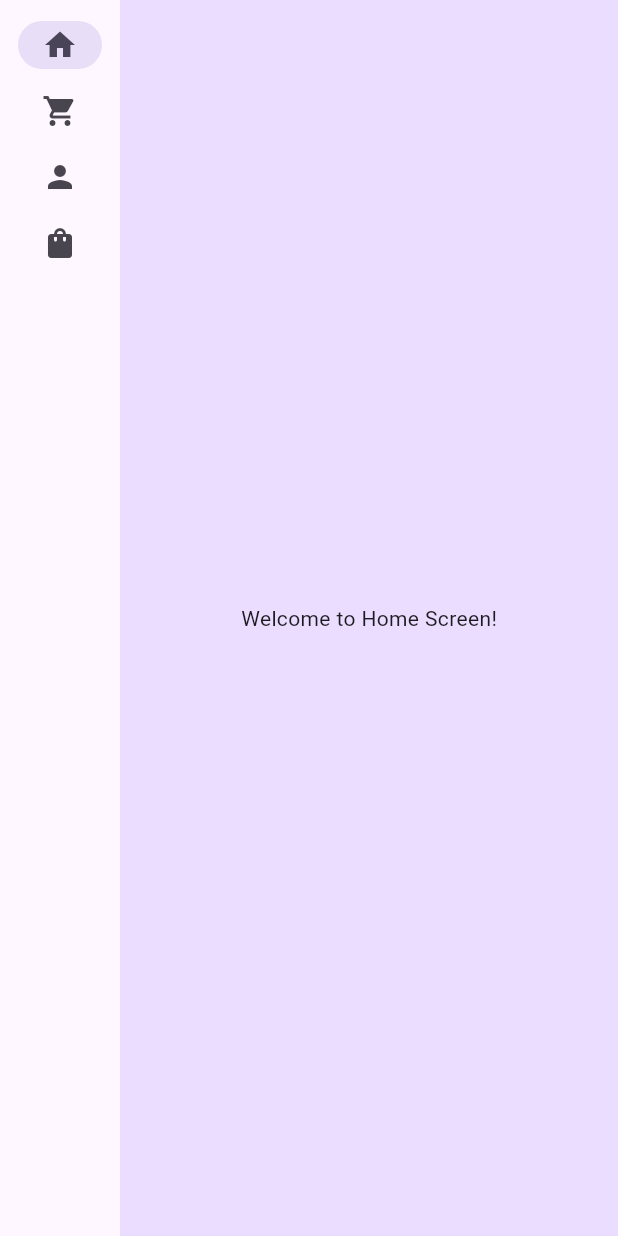
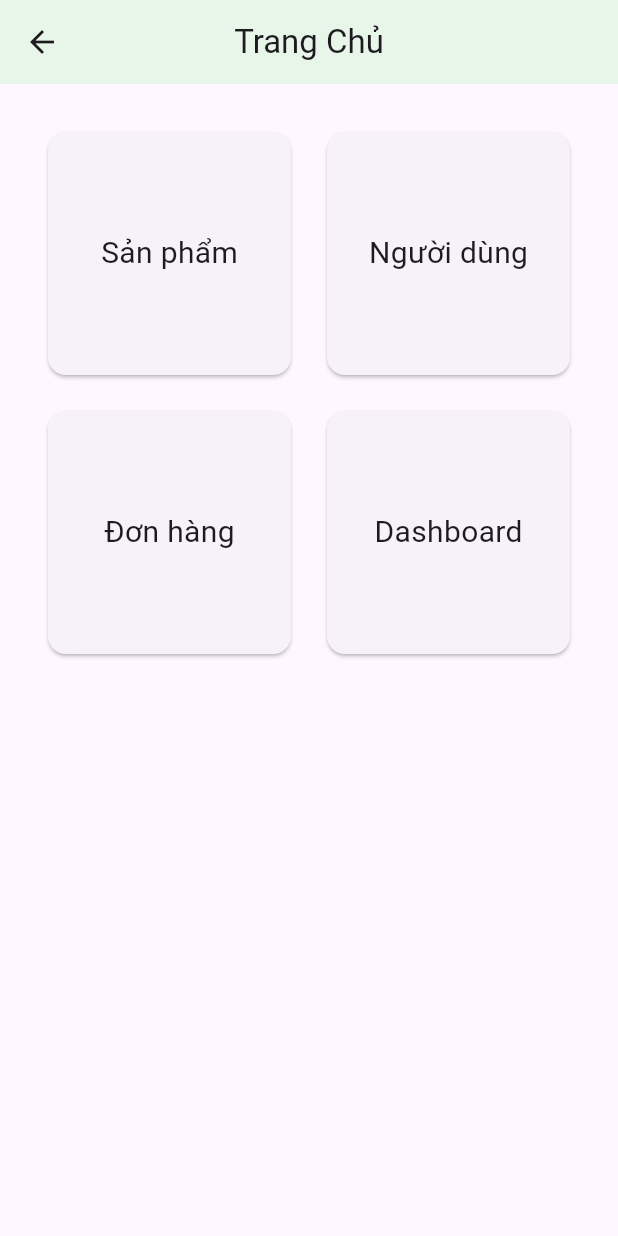
Before and after one commit to kow111/flutter_app_manager, a Flutter app: the HomeScreen screen opened by its route, on a phone screen of 412 x 824 dp. Run offline on Flutter 3.47's test engine with Material 3 defaults, Android fonts, the phone set to English and light mode, and no system bars; our stand-ins replace bloc, flutter_bloc, flutter_secure_storage; accounts and stored records are empty.

```diff
--- /dev/null
+++ b/devtools_options.yaml
@@ -0,0 +1,3 @@
+description: This file stores settings for Dart & Flutter DevTools.
+documentation: https://docs.flutter.dev/tools/devtools/extensions#configure-extension-enablement-states
+extensions:
--- a/lib/main.dart
+++ b/lib/main.dart
@@ -19,7 +19,7 @@ class MyApp extends StatelessWidget {
       ),
       home: const SplashScreen(),
       routes: {
-        '/login': (context) => const LoginScreen(),
+        '/login': (context) => LoginScreen(),
         '/home': (context) => HomeScreen(),
       },
     );
--- /dev/null
+++ b/lib/screens/dashboard/dash_board_screen.dart
@@ -0,0 +1,17 @@
+import 'package:flutter/material.dart';
+
+class DashBoardScreen extends StatelessWidget {
+  const DashBoardScreen({super.key});
+
+  @override
+  Widget build(BuildContext context) {
+    return Scaffold(
+      appBar: AppBar(
+        title: const Text('DashBoard'),
+      ),
+      body: const Center(
+        child: Text('Welcome to DashBoard Screen!'),
+      ),
+    );
+  }
+}
--- a/lib/screens/home_screen.dart
+++ b/lib/screens/home_screen.dart
@@ -1,79 +1,55 @@
+// home_screen.dart
+import 'package:app_manager/screens/dashboard/dash_board_screen.dart';
 import 'package:app_manager/screens/order/order_screen.dart';
 import 'package:app_manager/screens/product/product_screen.dart';
 import 'package:app_manager/screens/user/user_screen.dart';
 import 'package:flutter/material.dart';
 
-class HomeScreen extends StatefulWidget {
-  @override
-  State<HomeScreen> createState() => _HomeScreenState();
-}
-
-class _HomeScreenState extends State<HomeScreen> {
-  var selectedIndex = 0;
+class HomeScreen extends StatelessWidget {
   @override
   Widget build(BuildContext context) {
-    Widget page;
-    //NavigationRail
-    switch (selectedIndex) {
-      case 0:
-        page = Center(
-          child: Text('Welcome to Home Screen!'),
+    return Scaffold(
+      appBar: AppBar(
+        title: Text('Trang Chủ'),
+        centerTitle: true,
+        backgroundColor: Colors.green[50],
+      ),
+      body: Padding(
+        padding: const EdgeInsets.all(20.0),
+        child: GridView.count(
+          crossAxisCount: 2, // Hai cột
+          children: [
+            _buildGridTile(context, 'Sản phẩm', ProductScreen()),
+            _buildGridTile(context, 'Người dùng', UserScreen()),
+            _buildGridTile(context, 'Đơn hàng', OrderScreen()),
+            _buildGridTile(context, 'Dashboard', DashBoardScreen()),
+          ],
+        ),
+      ),
+    );
+  }
+
+  Widget _buildGridTile(BuildContext context, String title, Widget page) {
+    return GestureDetector(
+      onTap: () {
+        Navigator.push(
+          context,
+          MaterialPageRoute(builder: (context) => page),
         );
-        break;
-      case 1:
-        page = ProductScreen();
-        break;
-      case 2:
-        page = UserScreen();
-        break;
-      case 3:
-        page = OrderScreen();
-        break;
-      default:
-        throw UnimplementedError('no widget for $selectedIndex');
-    }
-    return LayoutBuilder(builder: (context, constraints) {
-      return Scaffold(
-        body: Row(
-          children: [
-            SafeArea(
-              child: NavigationRail(
-                extended: constraints.maxWidth >= 600, // ← Here.
-                destinations: [
-                  NavigationRailDestination(
-                    icon: Icon(Icons.home),
-                    label: Text('Home'),
-                  ),
-                  NavigationRailDestination(
-                    icon: Icon(Icons.shopping_cart),
-                    label: Text('Sản phẩm'),
-                  ),
-                  NavigationRailDestination(
-                    icon: Icon(Icons.person),
-                    label: Text('Người dùng'),
-                  ),
-                  NavigationRailDestination(
-                    icon: Icon(Icons.shopping_bag),
-                    label: Text('Đơn hàng'),
-                  ),
-                ],
-                selectedIndex: selectedIndex,
-                onDestinationSelected: (value) {
-                  setState(() {
-                    selectedIndex = value;
-                  });
-                },
+      },
+      child: Container(
+        margin: EdgeInsets.all(8),
+        child: Card(
+          child: SizedBox(
+            child: Center(
+              child: Text(
+                title,
+                style: TextStyle(fontSize: 20),
               ),
             ),
-            Expanded(
-              child: Container(
-                color: Theme.of(context).colorScheme.primaryContainer,
-                child: page,
-              ),
-            ),
-          ],
+          ),
         ),
-      );
-    });
+      ),
+    );
   }
 }
--- a/lib/screens/splash_screen.dart
+++ b/lib/screens/splash_screen.dart
@@ -15,8 +15,7 @@ class _SplashScreenState extends State<SplashScreen> {
     super.initState();
 
     Timer(const Duration(seconds: 10), () {
-      Navigator.pushReplacementNamed(
-          context, '/login'); // Chuyển sang LoginScreen
+      Navigator.of(context).pushNamedAndRemoveUntil('/login', (route) => false);
     });
   }
 
--- a/pubspec.yaml
+++ b/pubspec.yaml
@@ -16,6 +16,7 @@ dependencies:
   provider: ^6.0.0
   http: ^1.2.2
   flutter_secure_storage: ^9.2.2
+  flutter_bloc: ^8.1.6
 
 dev_dependencies:
   flutter_test:
```
Also changed, not shown: lib/features/auth/cubit/login_cubit.dart (added, +24 -0 lines), lib/features/auth/cubit/login_state.dart (added, +16 -0 lines), lib/repositories/auth_repository.dart (+6 -2 lines), lib/screens/auth/login_screen.dart (+46 -61 lines), pubspec.lock.
